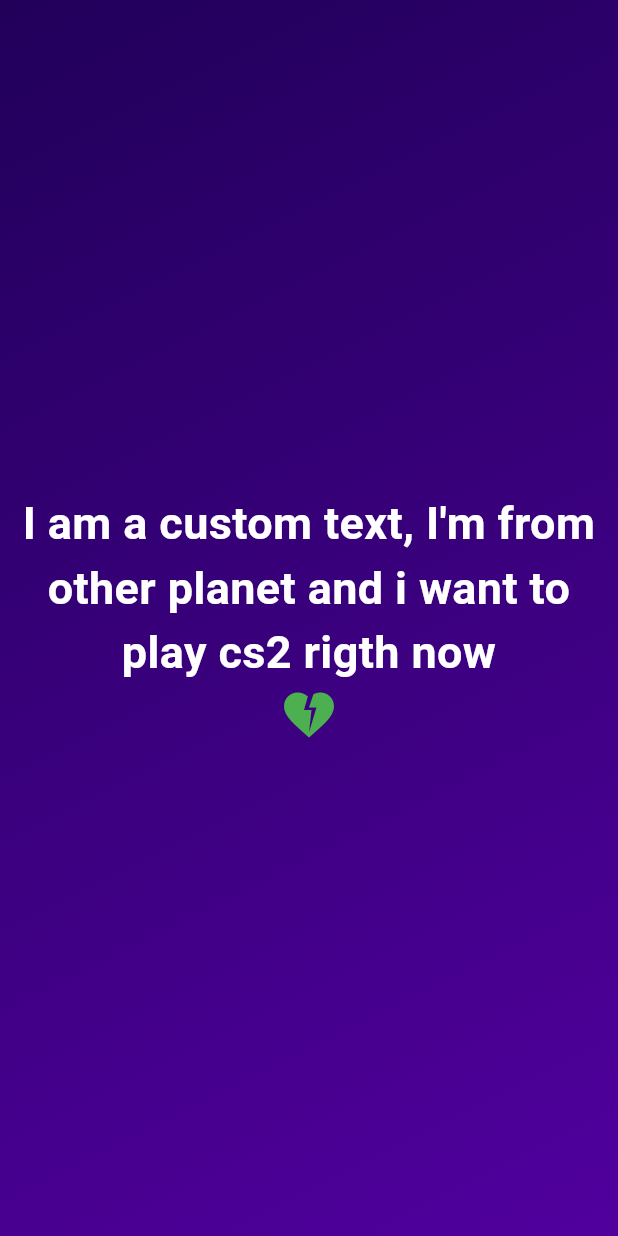
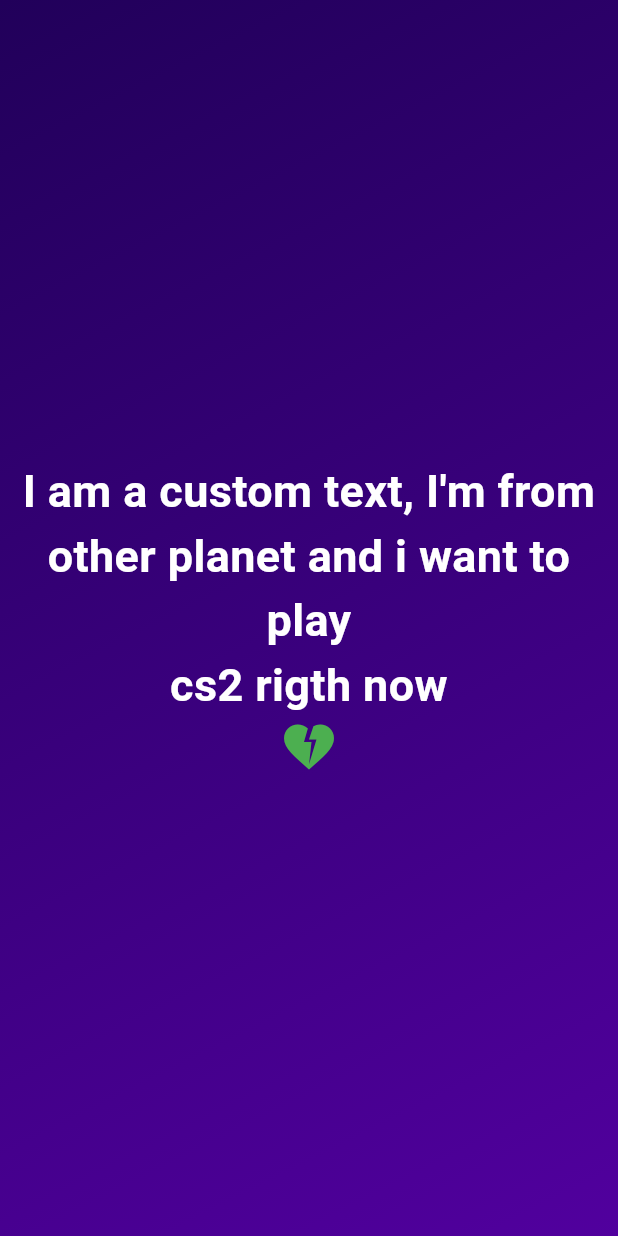
Before and after one commit to Vsjee/flutter_basics, a Flutter app: the screen it shows after launch, on a phone screen of 412 x 824 dp. Run offline on Flutter 3.47's test engine with Material 2 defaults, Android fonts, the phone set to English and light mode, and no system bars.

Commit message:
update pass params into a custom widget

```diff
--- a/lib/widgets/custom_styled_text.dart
+++ b/lib/widgets/custom_styled_text.dart
@@ -1,14 +1,16 @@
 import 'package:flutter/material.dart';
 
 class CustomStyledText extends StatelessWidget {
-  const CustomStyledText({super.key});
+  const CustomStyledText(this.text, {super.key});
+
+  final String text;
 
   @override
   Widget build(BuildContext context) {
-    return const Text(
-      "I am a custom text, I'm from other planet and i want to play cs2 rigth now",
+    return Text(
+      text,
       textAlign: TextAlign.center,
-      style: TextStyle(
+      style: const TextStyle(
         color: Colors.white,
         fontSize: 30,
         fontWeight: FontWeight.bold,
--- a/lib/widgets/gradient_container.dart
+++ b/lib/widgets/gradient_container.dart
@@ -24,7 +24,9 @@ class GradientContainer extends StatelessWidget {
         crossAxisAlignment: CrossAxisAlignment.center,
         mainAxisSize: MainAxisSize.max,
         children: [
-          CustomStyledText(),
+          CustomStyledText(
+              "I am a custom text, I'm from other planet and i want to play "),
+          CustomStyledText('cs2 rigth now'),
           Icon(
             Icons.heart_broken,
             color: Colors.green,
```
